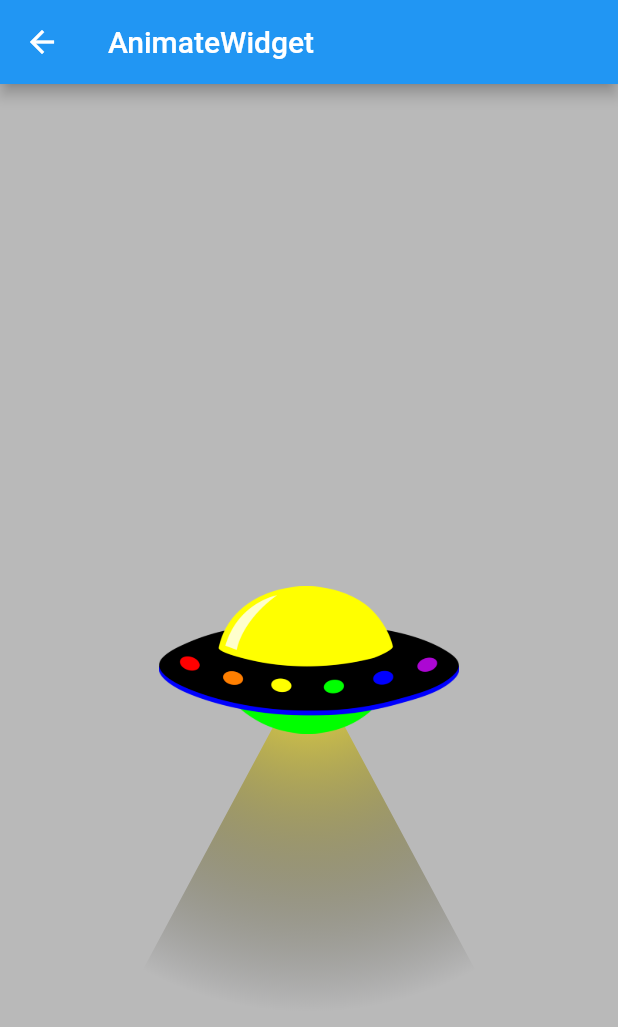
After one commit to FelixZhang00/flutter_learning, a Flutter app: the AnimateWidgetDemoPage screen opened by its route, on a phone screen of 412 x 824 dp. The commit adds this screen. Shown: the top 1027 px of the screen. Run offline on Flutter 3.47's test engine with Material 2 defaults, Android fonts, the phone set to English and light mode, and no system bars.

Commit message:
AnimateWidget

```diff
--- a/lib/animate/animate_page.dart
+++ b/lib/animate/animate_page.dart
@@ -30,6 +30,10 @@
           ListTile(
             title: Text("Animate Builder"),
             onTap: ()=> Navigator.of(context).pushNamed("animate_builder"),
+          ),
+          ListTile(
+            title: Text("Animate Widget"),
+            onTap: ()=> Navigator.of(context).pushNamed("animate_widget"),
           )
         ],
       ),
--- /dev/null
+++ b/lib/animate/animate_widget_page.dart
@@ -0,0 +1,103 @@
+import 'package:flutter/material.dart';
+import 'package:flutter/widgets.dart';
+
+class AnimateWidgetDemoPage extends StatelessWidget {
+  @override
+  Widget build(BuildContext context) {
+    return Scaffold(
+        appBar: AppBar(
+          title: Text("AnimateWidget"),
+        ),
+        body: Container(
+          child: AnimateWidgetDemoWidget(),
+        ));
+  }
+}
+
+class AnimateWidgetDemoWidget extends StatefulWidget {
+  @override
+  _AnimateWidgetDemoWidgetState createState() =>
+      _AnimateWidgetDemoWidgetState();
+}
+
+class _AnimateWidgetDemoWidgetState extends State<AnimateWidgetDemoWidget>
+    with SingleTickerProviderStateMixin {
+  AnimationController _animationController;
+
+  @override
+  void initState() {
+    super.initState();
+    _animationController =
+        AnimationController(duration: const Duration(seconds: 5), vsync: this)
+          ..repeat();
+  }
+
+  @override
+  void dispose() {
+    _animationController.dispose();
+    super.dispose();
+  }
+
+  @override
+  Widget build(BuildContext context) {
+    return Stack(
+      alignment: AlignmentDirectional.center,
+      children: <Widget>[
+        Container(
+          color: Colors.black26,
+        ),
+        BeamTransition(animation: _animationController),
+        Container(
+          width: 200,
+          height: 100,
+          child: Image.asset("assets/ufo.png"),
+        )
+      ],
+    );
+  }
+}
+
+class BeamTransition extends AnimatedWidget {
+  const BeamTransition(
+      {Key key, @required Animation<double> animation, Widget child})
+      : _child = child,
+        super(key: key, listenable: animation);
+
+  final Widget _child;
+
+  @override
+  Widget build(BuildContext context) {
+    Animation<double> animation = listenable;
+    return ClipPath(
+      clipper: const BeamClipper(),
+      child: Container(
+        height: 1000,
+        decoration: BoxDecoration(
+            gradient: RadialGradient(
+                radius: 1.5,
+                colors: [Colors.yellow, Colors.transparent],
+                stops: [0, animation.value])),
+      ),
+    );
+  }
+}
+
+class BeamClipper extends CustomClipper<Path> {
+  const BeamClipper();
+
+  @override
+  Path getClip(Size size) {
+    return Path()
+      ..lineTo(size.width / 2, size.height / 2)
+      ..lineTo(size.width, size.height)
+      ..lineTo(0, size.height)
+      ..lineTo(size.width / 2, size.height / 2)
+      ..close();
+  }
+
+  @override
+  bool shouldReclip(CustomClipper<Path> oldClipper) {
+    //Return false always because we always clip the same area.
+    return false;
+  }
+}
--- a/lib/main.dart
+++ b/lib/main.dart
@@ -6,6 +6,7 @@
 import 'animate/animate_transition_page.dart';
 import 'animate/animate_tween_colorfilter_page.dart';
 import 'animate/animate_tween_simple_page.dart';
+import 'animate/animate_widget_page.dart';
 
 void main() {
   runApp(MyApp());
@@ -40,6 +41,7 @@
         "animate_tween_colorfilter":(_)=> AnimateTweenColorFilterPage(),
         "animate_transition" : (_)=> AnimateTransitionPage(),
         "animate_builder" : (_)=> AnimateBuilderPage(),
+        "animate_widget" : (_)=> AnimateWidgetDemoPage(),
       },
       home: HomePage(),
     );
```
